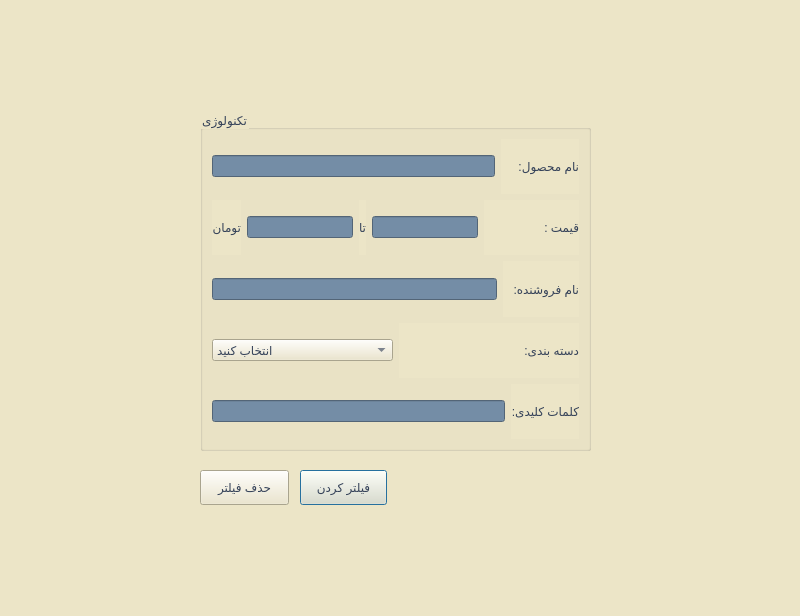
Qt form Project_Ap/tech_filter.ui (AP-projects-4001/metagoofill) before a commit.
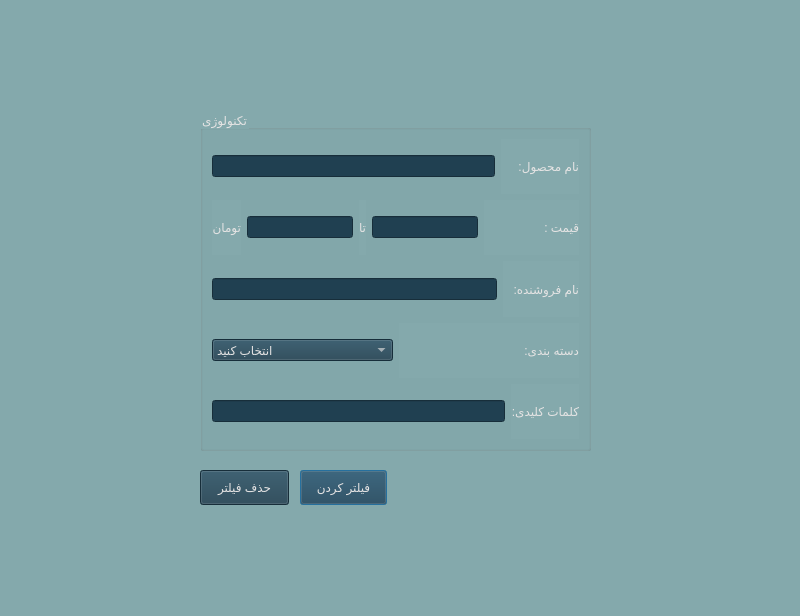
The same form after that commit.

Commit message: changing colors and Completing the program ui

The edit to the form file:
```diff
--- a/Project_Ap/tech_filter.ui
+++ b/Project_Ap/tech_filter.ui
@@ -14,8 +14,7 @@
    <string>Dialog</string>
   </property>
   <property name="styleSheet">
-   <string notr="true">background-color: rgb(236, 229, 199);
-</string>
+   <string notr="true">background-color: rgb(132, 169, 172);</string>
   </property>
   <widget class="QGroupBox" name="groupBox">
    <property name="geometry">
@@ -27,8 +26,8 @@
     </rect>
    </property>
    <property name="styleSheet">
-    <string notr="true">font: 12pt &quot;Lalezar&quot;;
-color: rgb(53, 66, 89);
+    <string notr="true">font: 16pt &quot;Lalezar&quot;;
+color: rgb(228, 227, 227);
 </string>
    </property>
    <property name="title">
@@ -40,7 +39,9 @@
       <item>
        <widget class="QLineEdit" name="lineEdit">
         <property name="styleSheet">
-         <string notr="true">background-color: rgb(116, 141, 166);</string>
+         <string notr="true">background-color: rgb(32, 64, 81);
+color: rgb(228, 227, 227);
+font: 11pt &quot;Lalezar&quot;;</string>
         </property>
         <property name="text">
          <string/>
@@ -50,8 +51,9 @@
       <item>
        <widget class="QLabel" name="label">
         <property name="styleSheet">
-         <string notr="true">color: rgb(53, 66, 89);
-font: 11pt &quot;Lalezar&quot;;</string>
+         <string notr="true">font: 12pt &quot;Lalezar&quot;;
+color: rgb(228, 227, 227);
+</string>
         </property>
         <property name="text">
          <string>نام محصول:     </string>
@@ -65,8 +67,9 @@
       <item>
        <widget class="QLabel" name="label_6">
         <property name="styleSheet">
-         <string notr="true">color: rgb(53, 66, 89);
-font: 11pt &quot;Lalezar&quot;;</string>
+         <string notr="true">font: 12pt &quot;Lalezar&quot;;
+color: rgb(228, 227, 227);
+</string>
         </property>
         <property name="text">
          <string>تومان</string>
@@ -76,7 +79,9 @@
       <item>
        <widget class="QLineEdit" name="lineEdit_5">
         <property name="styleSheet">
-         <string notr="true">background-color: rgb(116, 141, 166);</string>
+         <string notr="true">background-color: rgb(32, 64, 81);
+color: rgb(228, 227, 227);
+font: 11pt &quot;Lalezar&quot;;</string>
         </property>
         <property name="text">
          <string/>
@@ -86,8 +91,9 @@
       <item>
        <widget class="QLabel" name="label_5">
         <property name="styleSheet">
-         <string notr="true">color: rgb(53, 66, 89);
-font: 11pt &quot;Lalezar&quot;;</string>
+         <string notr="true">font: 12pt &quot;Lalezar&quot;;
+color: rgb(228, 227, 227);
+</string>
         </property>
         <property name="text">
          <string>تا</string>
@@ -97,7 +103,9 @@
       <item>
        <widget class="QLineEdit" name="lineEdit_2">
         <property name="styleSheet">
-         <string notr="true">background-color: rgb(116, 141, 166);</string>
+         <string notr="true">background-color: rgb(32, 64, 81);
+color: rgb(228, 227, 227);
+font: 11pt &quot;Lalezar&quot;;</string>
         </property>
         <property name="text">
          <string/>
@@ -107,8 +115,9 @@
       <item>
        <widget class="QLabel" name="label_2">
         <property name="styleSheet">
-         <string notr="true">color: rgb(53, 66, 89);
-font: 11pt &quot;Lalezar&quot;;</string>
+         <string notr="true">font: 12pt &quot;Lalezar&quot;;
+color: rgb(228, 227, 227);
+</string>
         </property>
         <property name="text">
          <string>قیمت :                  </string>
@@ -122,7 +131,9 @@
       <item>
        <widget class="QLineEdit" name="lineEdit_3">
         <property name="styleSheet">
-         <string notr="true">background-color: rgb(116, 141, 166);</string>
+         <string notr="true">background-color: rgb(32, 64, 81);
+color: rgb(228, 227, 227);
+font: 11pt &quot;Lalezar&quot;;</string>
         </property>
         <property name="text">
          <string/>
@@ -132,8 +143,9 @@
       <item>
        <widget class="QLabel" name="label_3">
         <property name="styleSheet">
-         <string notr="true">color: rgb(53, 66, 89);
-font: 11pt &quot;Lalezar&quot;;</string>
+         <string notr="true">font: 12pt &quot;Lalezar&quot;;
+color: rgb(228, 227, 227);
+</string>
         </property>
         <property name="text">
          <string>نام فروشنده:   </string>
@@ -146,6 +158,11 @@
      <layout class="QHBoxLayout" name="horizontalLayout">
       <item>
        <widget class="QComboBox" name="comboBox">
+        <property name="styleSheet">
+         <string notr="true">background-color: rgb(32, 64, 81);
+color: rgb(228, 227, 227);
+font: 11pt &quot;Lalezar&quot;;</string>
+        </property>
         <item>
          <property name="text">
           <string>انتخاب کنید</string>
@@ -201,8 +218,9 @@
       <item>
        <widget class="QLabel" name="label_4">
         <property name="styleSheet">
-         <string notr="true">color: rgb(53, 66, 89);
-font: 11pt &quot;Lalezar&quot;;</string>
+         <string notr="true">font: 12pt &quot;Lalezar&quot;;
+color: rgb(228, 227, 227);
+</string>
         </property>
         <property name="text">
          <string>دسته بندی: </string>
@@ -216,7 +234,9 @@
       <item>
        <widget class="QLineEdit" name="lineEdit_6">
         <property name="styleSheet">
-         <string notr="true">background-color: rgb(116, 141, 166);</string>
+         <string notr="true">background-color: rgb(32, 64, 81);
+color: rgb(228, 227, 227);
+font: 11pt &quot;Lalezar&quot;;</string>
         </property>
         <property name="text">
          <string/>
@@ -226,8 +246,9 @@
       <item>
        <widget class="QLabel" name="label_7">
         <property name="styleSheet">
-         <string notr="true">color: rgb(53, 66, 89);
-font: 11pt &quot;Lalezar&quot;;</string>
+         <string notr="true">font: 12pt &quot;Lalezar&quot;;
+color: rgb(228, 227, 227);
+</string>
         </property>
         <property name="text">
          <string>کلمات کلیدی:</string>
@@ -248,7 +269,8 @@
     </rect>
    </property>
    <property name="styleSheet">
-    <string notr="true">color: rgb(53, 66, 89);
+    <string notr="true">background-color: rgb(32, 64, 81);
+color: rgb(228, 227, 227);
 font: 11pt &quot;Lalezar&quot;;</string>
    </property>
    <property name="text">
@@ -265,7 +287,8 @@
     </rect>
    </property>
    <property name="styleSheet">
-    <string notr="true">color: rgb(53, 66, 89);
+    <string notr="true">background-color: rgb(32, 64, 81);
+color: rgb(228, 227, 227);
 font: 11pt &quot;Lalezar&quot;;</string>
    </property>
    <property name="text">
```
The commit also changes 37 other files.
